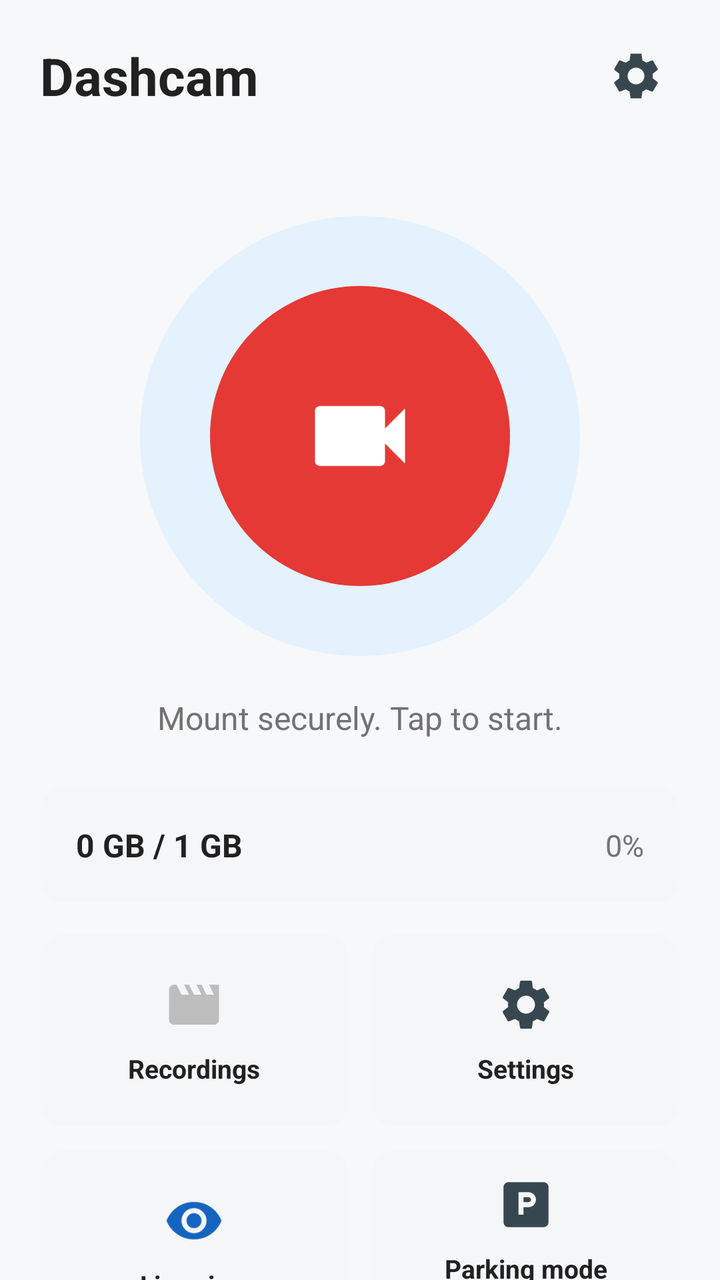
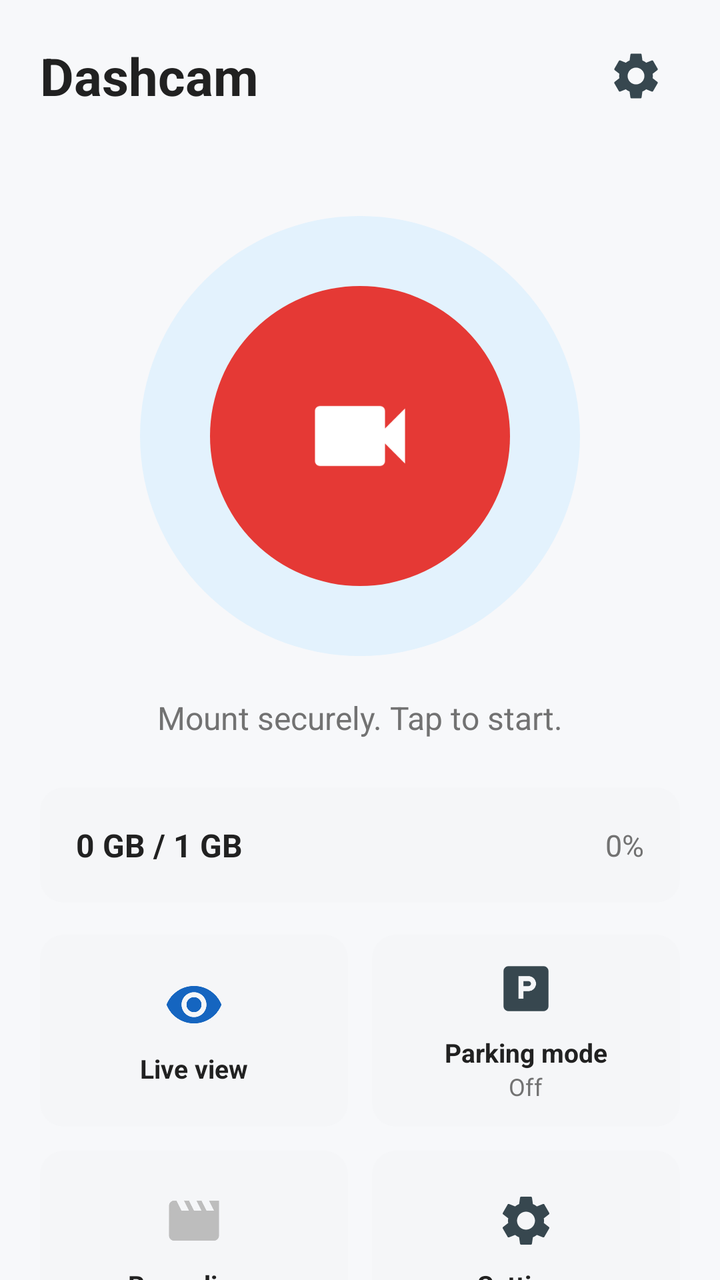

Screens rendered from an Android XML layout before and after an edit, with the pre-edit source and the edit as a unified diff.
<!-- AndroidManifest.xml: activity theme AppTheme.NoActionBar -->
<!-- res/layout/activity_main.xml -->
<?xml version="1.0" encoding="utf-8"?>
<LinearLayout xmlns:android="http://schemas.android.com/apk/res/android"
    android:layout_width="match_parent"
    android:layout_height="match_parent"
    android:background="@color/colorWindowBg"
    android:orientation="vertical"
    android:paddingLeft="20dp"
    android:paddingRight="20dp">

    
    <LinearLayout
        android:layout_width="match_parent"
        android:layout_height="wrap_content"
        android:gravity="center_vertical"
        android:orientation="horizontal"
        android:paddingTop="16dp"
        android:paddingBottom="8dp">

        <TextView
            android:layout_width="0dp"
            android:layout_height="wrap_content"
            android:layout_weight="1"
            android:text="Dashcam"
            android:textColor="@color/colorTextPrimary"
            android:textSize="26sp"
            android:textStyle="bold" />

        <ImageView
            android:id="@+id/btn_settings"
            android:layout_width="44dp"
            android:layout_height="44dp"
            android:background="?attr/selectableItemBackgroundBorderless"
            android:contentDescription="Settings"
            android:padding="8dp"
            android:src="@drawable/ic_settings_home" />
    </LinearLayout>

    
    <FrameLayout
        android:layout_width="220dp"
        android:layout_height="220dp"
        android:layout_gravity="center_horizontal"
        android:layout_marginTop="40dp"
        android:background="@drawable/bg_rec_halo">

        <FrameLayout
            android:id="@+id/btn_rec"
            android:layout_width="150dp"
            android:layout_height="150dp"
            android:layout_gravity="center"
            android:background="@drawable/bg_rec_circle"
            android:clickable="true"
            android:focusable="true">

            <ImageView
                android:id="@+id/rec_icon"
                android:layout_width="60dp"
                android:layout_height="60dp"
                android:layout_gravity="center"
                android:contentDescription="Start recording"
                android:src="@drawable/ic_rec_camera" />
        </FrameLayout>
    </FrameLayout>

    <TextView
        android:id="@+id/rec_subtitle"
        android:layout_width="match_parent"
        android:layout_height="wrap_content"
        android:layout_marginTop="20dp"
        android:gravity="center"
        android:text="Mount securely. Tap to start."
        android:textColor="@color/colorTextSecondary"
        android:textSize="16sp" />

    <TextView
        android:id="@+id/rec_timer"
        android:layout_width="match_parent"
        android:layout_height="wrap_content"
        android:layout_marginTop="6dp"
        android:fontFamily="monospace"
        android:gravity="center"
        android:text="00:00:00"
        android:textColor="@color/colorTextPrimary"
        android:textSize="22sp"
        android:textStyle="bold"
        android:visibility="gone" />

    
    <LinearLayout
        android:layout_width="match_parent"
        android:layout_height="wrap_content"
        android:layout_marginTop="24dp"
        android:background="@drawable/bg_storage_card"
        android:gravity="center_vertical"
        android:orientation="horizontal"
        android:padding="18dp">

        <TextView
            android:id="@+id/storage_text"
            android:layout_width="0dp"
            android:layout_height="wrap_content"
            android:layout_weight="1"
            android:text="0 GB / 1 GB"
            android:textColor="@color/colorTextPrimary"
            android:textSize="16sp"
            android:textStyle="bold" />

        <TextView
            android:id="@+id/storage_percent"
            android:layout_width="wrap_content"
            android:layout_height="wrap_content"
            android:text="0%"
            android:textColor="@color/colorTextSecondary"
            android:textSize="15sp" />
    </LinearLayout>

    
    <LinearLayout
        android:layout_width="match_parent"
        android:layout_height="wrap_content"
        android:layout_marginTop="16dp"
        android:orientation="horizontal">

        <LinearLayout
            android:id="@+id/card_recordings"
            android:layout_width="0dp"
            android:layout_height="96dp"
            android:layout_marginEnd="6dp"
            android:layout_weight="1"
            android:background="@drawable/bg_storage_card"
            android:clickable="true"
            android:focusable="true"
            android:gravity="center"
            android:orientation="vertical">

            <ImageView
                android:layout_width="30dp"
                android:layout_height="30dp"
                android:contentDescription="@null"
                android:src="@drawable/ic_movie" />

            <TextView
                android:layout_width="wrap_content"
                android:layout_height="wrap_content"
                android:layout_marginTop="8dp"
                android:text="Recordings"
                android:textColor="@color/colorTextPrimary"
                android:textSize="13sp"
                android:textStyle="bold" />
        </LinearLayout>

        <LinearLayout
            android:id="@+id/card_settings"
            android:layout_width="0dp"
            android:layout_height="96dp"
            android:layout_marginStart="6dp"
            android:layout_weight="1"
            android:background="@drawable/bg_storage_card"
            android:clickable="true"
            android:focusable="true"
            android:gravity="center"
            android:orientation="vertical">

            <ImageView
                android:layout_width="30dp"
                android:layout_height="30dp"
                android:contentDescription="@null"
                android:src="@drawable/ic_settings_home" />

            <TextView
                android:layout_width="wrap_content"
                android:layout_height="wrap_content"
                android:layout_marginTop="8dp"
                android:text="Settings"
                android:textColor="@color/colorTextPrimary"
                android:textSize="13sp"
                android:textStyle="bold" />
        </LinearLayout>
    </LinearLayout>

    <LinearLayout
        android:layout_width="match_parent"
        android:layout_height="wrap_content"
        android:layout_marginTop="12dp"
        android:orientation="horizontal">

        <LinearLayout
            android:id="@+id/card_live"
            android:layout_width="0dp"
            android:layout_height="96dp"
            android:layout_marginEnd="6dp"
            android:layout_weight="1"
            android:background="@drawable/bg_storage_card"
            android:clickable="true"
            android:focusable="true"
            android:gravity="center"
            android:orientation="vertical">

            <ImageView
                android:layout_width="30dp"
                android:layout_height="30dp"
                android:contentDescription="@null"
                android:src="@drawable/ic_live" />

            <TextView
                android:layout_width="wrap_content"
                android:layout_height="wrap_content"
                android:layout_marginTop="8dp"
                android:text="Live view"
                android:textColor="@color/colorTextPrimary"
                android:textSize="13sp"
                android:textStyle="bold" />
        </LinearLayout>

        <LinearLayout
            android:id="@+id/card_parking"
            android:layout_width="0dp"
            android:layout_height="96dp"
            android:layout_marginStart="6dp"
            android:layout_weight="1"
            android:background="@drawable/bg_storage_card"
            android:clickable="true"
            android:focusable="true"
            android:gravity="center"
            android:orientation="vertical">

            <ImageView
                android:id="@+id/img_parking"
                android:layout_width="30dp"
                android:layout_height="30dp"
                android:contentDescription="@null"
                android:src="@drawable/ic_parking" />

            <TextView
                android:layout_width="wrap_content"
                android:layout_height="wrap_content"
                android:layout_marginTop="8dp"
                android:text="Parking mode"
                android:textColor="@color/colorTextPrimary"
                android:textSize="13sp"
                android:textStyle="bold" />

            <TextView
                android:id="@+id/txt_parking_state"
                android:layout_width="wrap_content"
                android:layout_height="wrap_content"
                android:text="Off"
                android:textColor="@color/colorTextSecondary"
                android:textSize="12sp" />
        </LinearLayout>
    </LinearLayout>

</LinearLayout>
<!-- resources referenced by this layout -->
<resources>
  <color name="colorTextPrimary">#212121</color>
  <color name="colorTextSecondary">#727272</color>
  <color name="colorWindowBg">#FFF7F8FA</color>
  <!-- drawable bg_rec_circle (drawable) -->
  <?xml version="1.0" encoding="utf-8"?>
  <shape xmlns:android="http://schemas.android.com/apk/res/android"
      android:shape="oval">
      <solid android:color="#FFE53935" />
  </shape>
  <!-- drawable bg_rec_halo (drawable) -->
  <?xml version="1.0" encoding="utf-8"?>
  <shape xmlns:android="http://schemas.android.com/apk/res/android"
      android:shape="oval">
      <solid android:color="#FFE3F2FD" />
  </shape>
  <!-- drawable bg_storage_card (drawable) -->
  <?xml version="1.0" encoding="utf-8"?>
  <shape xmlns:android="http://schemas.android.com/apk/res/android"
      android:shape="rectangle">
      <solid android:color="@color/colorCardAlt" />
      <corners android:radius="12dp" />
  </shape>
  <!-- drawable ic_live (drawable) -->
  <vector xmlns:android="http://schemas.android.com/apk/res/android"
      android:width="48dp"
      android:height="48dp"
      android:viewportWidth="24"
      android:viewportHeight="24"
      android:tint="#FF1565C0">
      <path
          android:fillColor="#FF000000"
          android:pathData="M12,4.5C7,4.5 2.73,7.61 1,12c1.73,4.39 6,7.5 11,7.5s9.27,-3.11 11,-7.5c-1.73,-4.39 -6,-7.5 -11,-7.5zM12,17c-2.76,0 -5,-2.24 -5,-5s2.24,-5 5,-5 5,2.24 5,5 -2.24,5 -5,5zM12,9c-1.66,0 -3,1.34 -3,3s1.34,3 3,3 3,-1.34 3,-3 -1.34,-3 -3,-3z" />
  </vector>
  <!-- drawable ic_movie (drawable) -->
  <vector xmlns:android="http://schemas.android.com/apk/res/android"
      android:width="96dp"
      android:height="96dp"
      android:viewportWidth="24"
      android:viewportHeight="24"
      android:tint="#FFBDBDBD">
      <path
          android:fillColor="#FF000000"
          android:pathData="M18,4l2,4h-3l-2,-4h-2l2,4h-3l-2,-4H8l2,4H7L5,4H4c-1.1,0 -1.99,0.9 -1.99,2L2,18c0,1.1 0.9,2 2,2h16c1.1,0 2,-0.9 2,-2V4h-4z" />
  </vector>
  <!-- drawable ic_parking (drawable) -->
  <vector xmlns:android="http://schemas.android.com/apk/res/android"
      android:width="24dp"
      android:height="24dp"
      android:viewportWidth="24"
      android:viewportHeight="24"
      android:tint="@color/colorIcon">
      <path
          android:fillColor="#FF000000"
          android:pathData="M19,3H5C3.9,3 3,3.9 3,5v14c0,1.1 0.9,2 2,2h14c1.1,0 2,-0.9 2,-2V5C21,3.9 20.1,3 19,3zM13,13h-2v3H9V7h4c1.66,0 3,1.34 3,3S14.66,13 13,13zM13,9h-2v2h2c0.55,0 1,-0.45 1,-1S13.55,9 13,9z" />
  </vector>
  <!-- drawable ic_rec_camera (drawable) -->
  <vector xmlns:android="http://schemas.android.com/apk/res/android"
      android:width="24dp"
      android:height="24dp"
      android:viewportWidth="24"
      android:viewportHeight="24"
      android:tint="#FFFFFFFF">
      <path
          android:fillColor="#FF000000"
          android:pathData="M17,10.5V7c0,-0.55 -0.45,-1 -1,-1H4c-0.55,0 -1,0.45 -1,1v10c0,0.55 0.45,1 1,1h12c0.55,0 1,-0.45 1,-1v-3.5l4,4v-11l-4,4z" />
  </vector>
  <style name="AppTheme.NoActionBar">
          <item name="windowActionBar">false</item>
          <item name="windowNoTitle">true</item>
      </style>
  <color name="colorCardAlt">#FFF5F6F8</color>
  <color name="colorIcon">#FF37474F</color>
  <!-- unchanged entries left out for length: 1 -->
</resources>

<!-- the commit's change to res/layout/activity_main.xml (unified diff, before → after) -->
@@ -122,69 +122,6 @@
         android:orientation="horizontal">
 
         <LinearLayout
-            android:id="@+id/card_recordings"
-            android:layout_width="0dp"
-            android:layout_height="96dp"
-            android:layout_marginEnd="6dp"
-            android:layout_weight="1"
-            android:background="@drawable/bg_storage_card"
-            android:clickable="true"
-            android:focusable="true"
-            android:gravity="center"
-            android:orientation="vertical">
-
-            <ImageView
-                android:layout_width="30dp"
-                android:layout_height="30dp"
-                android:contentDescription="@null"
-                android:src="@drawable/ic_movie" />
-
-            <TextView
-                android:layout_width="wrap_content"
-                android:layout_height="wrap_content"
-                android:layout_marginTop="8dp"
-                android:text="Recordings"
-                android:textColor="@color/colorTextPrimary"
-                android:textSize="13sp"
-                android:textStyle="bold" />
-        </LinearLayout>
-
-        <LinearLayout
-            android:id="@+id/card_settings"
-            android:layout_width="0dp"
-            android:layout_height="96dp"
-            android:layout_marginStart="6dp"
-            android:layout_weight="1"
-            android:background="@drawable/bg_storage_card"
-            android:clickable="true"
-            android:focusable="true"
-            android:gravity="center"
-            android:orientation="vertical">
-
-            <ImageView
-                android:layout_width="30dp"
-                android:layout_height="30dp"
-                android:contentDescription="@null"
-                android:src="@drawable/ic_settings_home" />
-
-            <TextView
-                android:layout_width="wrap_content"
-                android:layout_height="wrap_content"
-                android:layout_marginTop="8dp"
-                android:text="Settings"
-                android:textColor="@color/colorTextPrimary"
-                android:textSize="13sp"
-                android:textStyle="bold" />
-        </LinearLayout>
-    </LinearLayout>
-
-    <LinearLayout
-        android:layout_width="match_parent"
-        android:layout_height="wrap_content"
-        android:layout_marginTop="12dp"
-        android:orientation="horizontal">
-
-        <LinearLayout
             android:id="@+id/card_live"
             android:layout_width="0dp"
             android:layout_height="96dp"
@@ -250,4 +187,67 @@
         </LinearLayout>
     </LinearLayout>
 
+    <LinearLayout
+        android:layout_width="match_parent"
+        android:layout_height="wrap_content"
+        android:layout_marginTop="12dp"
+        android:orientation="horizontal">
+
+        <LinearLayout
+            android:id="@+id/card_recordings"
+            android:layout_width="0dp"
+            android:layout_height="96dp"
+            android:layout_marginEnd="6dp"
+            android:layout_weight="1"
+            android:background="@drawable/bg_storage_card"
+            android:clickable="true"
+            android:focusable="true"
+            android:gravity="center"
+            android:orientation="vertical">
+
+            <ImageView
+                android:layout_width="30dp"
+                android:layout_height="30dp"
+                android:contentDescription="@null"
+                android:src="@drawable/ic_movie" />
+
+            <TextView
+                android:layout_width="wrap_content"
+                android:layout_height="wrap_content"
+                android:layout_marginTop="8dp"
+                android:text="Recordings"
+                android:textColor="@color/colorTextPrimary"
+                android:textSize="13sp"
+                android:textStyle="bold" />
+        </LinearLayout>
+
+        <LinearLayout
+            android:id="@+id/card_settings"
+            android:layout_width="0dp"
+            android:layout_height="96dp"
+            android:layout_marginStart="6dp"
+            android:layout_weight="1"
+            android:background="@drawable/bg_storage_card"
+            android:clickable="true"
+            android:focusable="true"
+            android:gravity="center"
+            android:orientation="vertical">
+
+            <ImageView
+                android:layout_width="30dp"
+                android:layout_height="30dp"
+                android:contentDescription="@null"
+                android:src="@drawable/ic_settings_home" />
+
+            <TextView
+                android:layout_width="wrap_content"
+                android:layout_height="wrap_content"
+                android:layout_marginTop="8dp"
+                android:text="Settings"
+                android:textColor="@color/colorTextPrimary"
+                android:textSize="13sp"
+                android:textStyle="bold" />
+        </LinearLayout>
+    </LinearLayout>
+
 </LinearLayout>
